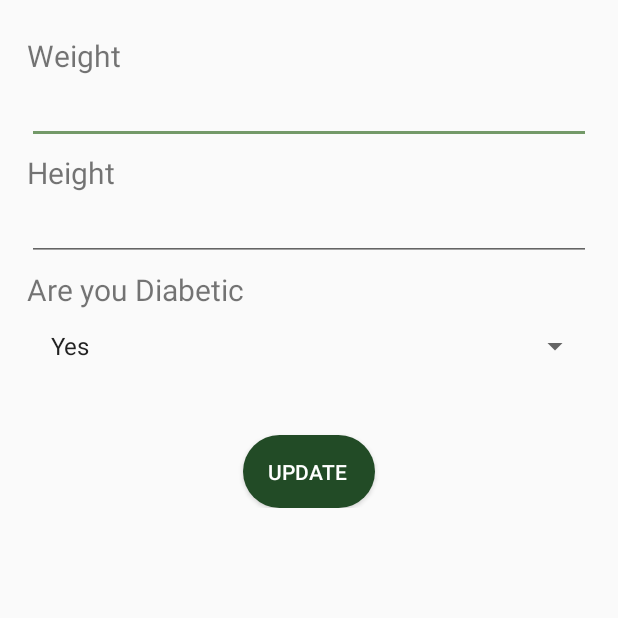
After one commit to healthmate/HealthMateClient, an Android app: the UserSettingActivity screen opened directly, with no data from a screen before it, on a phone screen of 412 x 824 dp, the top half of it. The commit adds this screen. Run offline under Robolectric (Android 15) with nearby library versions, the phone set to English and light mode, and no system bars.

Commit message:
user settings class

```diff
--- a/app/build.gradle
+++ b/app/build.gradle
@@ -23,7 +23,7 @@ android {
 }
 
 dependencies {
-    implementation fileTree(dir: 'libs', include: ['*.jar'] )
+    implementation fileTree(dir: 'libs', include: ['*.jar'])
     //MPAndroidChart
     implementation 'com.github.PhilJay:MPAndroidChart:v3.1.0'
     //noinspection GradleCompatible
--- a/app/src/main/AndroidManifest.xml
+++ b/app/src/main/AndroidManifest.xml
@@ -19,10 +19,11 @@
         android:roundIcon="@mipmap/hm_launcher"
         android:supportsRtl="true"
         android:theme="@style/AppTheme.NoActionBar">
+        <activity android:name=".UserSettingActivity"></activity>
         <activity
             android:name=".Auth.LogIn"
-            tools:ignore="InnerclassSeparator"
-            android:theme="@style/Register">
+            android:theme="@style/Register"
+            tools:ignore="InnerclassSeparator">
             <intent-filter>
                 <action android:name="android.intent.action.MAIN" />
 
@@ -30,17 +31,12 @@
             </intent-filter>
         </activity>
         <activity
-
             android:name=".Auth.Register"
-            tools:ignore="InnerclassSeparator"
-            android:theme="@style/Register">
-
-        </activity>
-
+            android:theme="@style/Register"
+            tools:ignore="InnerclassSeparator"></activity>
         <activity
             android:name=".MainActivity"
             android:label="@string/title_activity_main" />
-
         <activity
             android:name=".Community.Post"
             android:label="Post"
@@ -62,7 +58,6 @@
             android:label="@string/title_activity_other_profile"
             android:theme="@style/AppTheme"
             tools:ignore="InnerclassSeparator" />
-
 
         <service
             android:name=".ServiceClass.StepService"
@@ -94,7 +89,6 @@
         </receiver>
 
         <activity android:name=".Community.User_posts" />
-
     </application>
 
 </manifest>
--- /dev/null
+++ b/app/src/main/java/com/healthmate/client/UserSettingActivity.java
@@ -0,0 +1,21 @@
+package com.healthmate.client;
+
+import android.support.v7.app.AppCompatActivity;
+import android.os.Bundle;
+import android.widget.ArrayAdapter;
+import android.widget.Spinner;
+
+public class UserSettingActivity extends AppCompatActivity {
+
+    @Override
+    protected void onCreate(Bundle savedInstanceState) {
+        super.onCreate(savedInstanceState);
+        setContentView(R.layout.activity_user_setting);
+
+        Spinner mySpinner = (Spinner) findViewById(R.id.spinner2);
+        ArrayAdapter<String> myAdapter = new ArrayAdapter<String>(UserSettingActivity.this,
+               android.R.layout.simple_list_item_1, getResources().getStringArray(R.array.names));
+        myAdapter.setDropDownViewResource(android.R.layout.simple_spinner_dropdown_item);
+        mySpinner.setAdapter(myAdapter);
+    }
+}
--- a/app/src/main/res/layout/activity_lifestyle.xml
+++ b/app/src/main/res/layout/activity_lifestyle.xml
@@ -221,7 +221,7 @@
                     android:textSize="20sp"
                     android:padding="2dp"
                     android:textAlignment="textEnd"
-                    android:textColor="@color/colorPrimary"/>
+                    android:textColor="@color/red"/>
             </LinearLayout>
 
         </LinearLayout>
--- /dev/null
+++ b/app/src/main/res/layout/activity_user_setting.xml
@@ -0,0 +1,66 @@
+<?xml version="1.0" encoding="utf-8"?>
+<LinearLayout xmlns:android="http://schemas.android.com/apk/res/android"
+    xmlns:app="http://schemas.android.com/apk/res-auto"
+    xmlns:tools="http://schemas.android.com/tools"
+    android:layout_width="match_parent"
+    android:layout_height="match_parent"
+    android:padding="18dp"
+    tools:context=".UserSettingActivity">
+
+
+
+    <LinearLayout
+        android:layout_width="match_parent"
+        android:layout_height="wrap_content"
+        android:orientation="vertical">
+
+        <TextView
+            android:layout_width="wrap_content"
+            android:layout_height="wrap_content"
+            android:text="Weight"
+            android:textSize="20dp"
+            android:paddingTop="5dp"/>
+
+        <EditText
+            android:layout_width="match_parent"
+            android:layout_height="wrap_content" />
+
+        <TextView
+            android:layout_width="wrap_content"
+            android:layout_height="wrap_content"
+            android:text="Height"
+            android:textSize="20dp"
+            android:paddingTop="5dp"/>
+
+        <EditText
+            android:layout_width="match_parent"
+            android:layout_height="wrap_content" />
+
+        <TextView
+            android:layout_width="wrap_content"
+            android:layout_height="wrap_content"
+            android:text="Are you Diabetic"
+            android:textSize="20dp"
+            android:paddingTop="5dp"
+            />
+
+        <Spinner
+            android:id="@+id/spinner2"
+            android:layout_width="match_parent"
+            android:layout_height="wrap_content"
+            />
+
+        <Button
+            android:textColor="#fff"
+            android:background="@drawable/buttonstyle"
+            android:layout_marginTop="35dp"
+            android:layout_gravity="center_horizontal"
+            android:layout_width="wrap_content"
+            android:layout_height="wrap_content"
+            android:text="Update "
+            android:id="@+id/connect_button"/>
+
+    </LinearLayout>
+
+
+</LinearLayout>
--- a/app/src/main/res/values/colors.xml
+++ b/app/src/main/res/values/colors.xml
@@ -1,6 +1,6 @@
 <?xml version="1.0" encoding="utf-8"?>
 <resources>
-    <color name="colorPrimary">#205004</color>
+    <color name="colorPrimary">#224B26</color>
     <color name="colorPrimaryDark">#403d3d</color>
     <color name="colorAccent">#c2bdbf</color>
     <color name="colorBlack">#000000</color>
@@ -10,5 +10,6 @@
     <color name="colorWindow">?android:attr/windowBackground</color>
     <color name="black">#403d3d</color>
     <color name="auth_color">#073319</color>
+    <color name="red">#E51212</color>
 
 </resources>
--- a/app/src/main/res/values/strings.xml
+++ b/app/src/main/res/values/strings.xml
@@ -18,4 +18,9 @@
     <string name="lifestyle">Lifestyle</string>
     <string name="activity">Activities</string>
     <string name="community">Community</string>
+
+    <string-array name="names">
+        <item>Yes</item>
+        <item>No</item>
+    </string-array>
 </resources>
```
